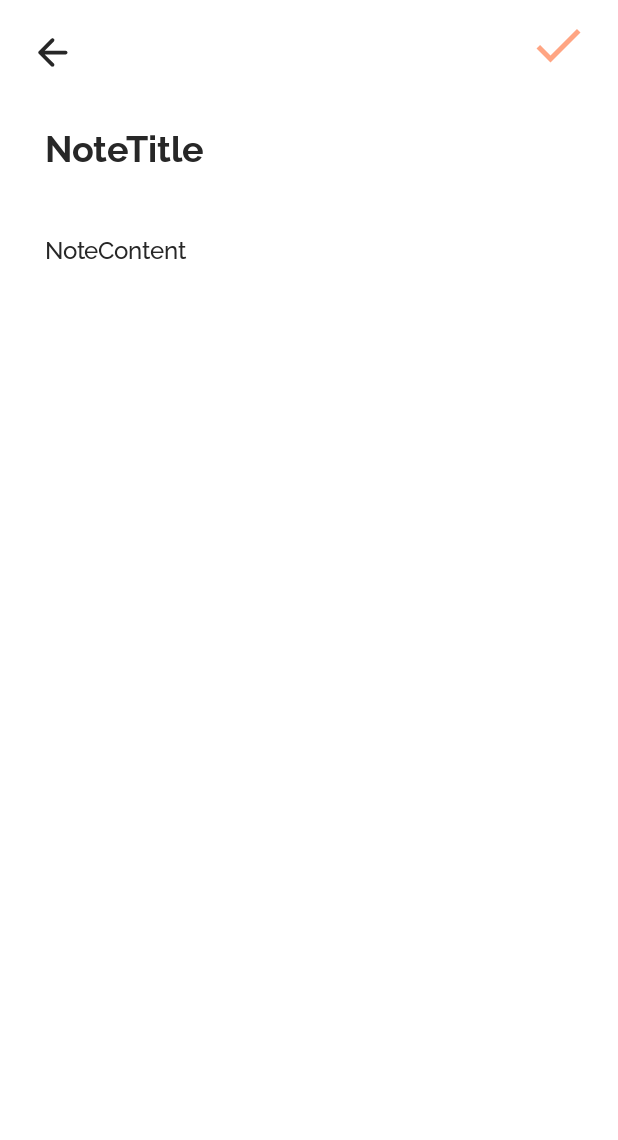
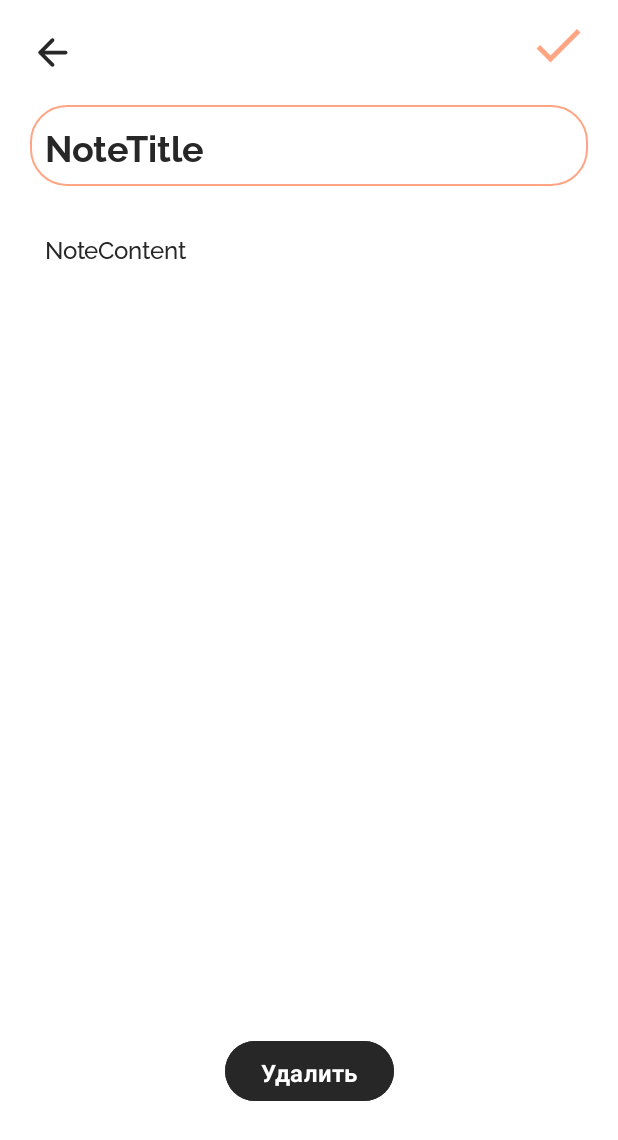
Before and after one commit to Gppovrm/TravelMateApp, an Android app: the layout activity_view_note_data.xml on its own in the app's theme, with its tools: preview values and no code run, on a phone screen of 412 x 824 dp. Shown: the top 1140 px of the screen. Run offline under Robolectric (Android 15) with nearby library versions, the phone set to English and light mode, and no system bars.

Commit message:
Notes with DB. Add, Update and Delete functions access

```diff
--- a/app/src/main/java/com/example/registerwithfirebaseapp/NotesActivity.java
+++ b/app/src/main/java/com/example/registerwithfirebaseapp/NotesActivity.java
@@ -63,6 +63,8 @@ public class NotesActivity extends AppCompatActivity implements NoteCLickListene
             @Override
             public void onDataChange(@NonNull DataSnapshot snapshot) {
 
+                noteModels.clear();
+
                 for(DataSnapshot dataSnapshot1:snapshot.getChildren()){
                     String id = dataSnapshot1.child("id").getValue(String.class);
                     String note_title = dataSnapshot1.child("note_title").getValue(String.class);
--- a/app/src/main/res/layout/activity_view_note_data.xml
+++ b/app/src/main/res/layout/activity_view_note_data.xml
@@ -31,7 +31,7 @@
         android:id="@+id/note_title_view_edit"
         android:layout_width="match_parent"
         android:layout_height="wrap_content"
-        android:background="@drawable/edittext_new_note_bg"
+        android:background="@drawable/rounded_edittext"
         android:padding="10dp"
         android:text="NoteTitle"
         android:textSize="24sp"
@@ -48,9 +48,10 @@
     <EditText
         android:id="@+id/note_content_view_edit"
         android:layout_width="match_parent"
-        android:layout_height="wrap_content"
-        android:background="@drawable/edittext_new_note_bg"
+        android:layout_height="500dp"
+        android:background="@drawable/rounded_edittext"
         android:padding="10dp"
+        android:gravity="left"
         android:text="NoteContent"
         android:textSize="16sp"
         android:fontFamily="@font/raleway_medium"
@@ -62,4 +63,19 @@
         android:layout_marginStart="20dp"
         android:layout_marginEnd="20dp"/>
 
+    <Button
+        android:id="@+id/delete_note_btn"
+        android:layout_width="wrap_content"
+        android:layout_height="wrap_content"
+        android:text="Удалить"
+        android:textSize="16sp"
+        android:fontFamily="@font/raleway_bold"
+        android:textColor="@color/white"
+        android:backgroundTint="@color/black"
+        app:layout_constraintEnd_toEndOf="parent"
+        app:layout_constraintStart_toStartOf="parent"
+        app:layout_constraintBottom_toBottomOf="parent"
+        app:layout_constraintTop_toBottomOf="@+id/note_content_view_edit"
+        android:layout_marginBottom="40dp"/>
+
 </androidx.constraintlayout.widget.ConstraintLayout>
```
Also changed, not shown: app/src/main/java/com/example/registerwithfirebaseapp/ViewNoteDataActivity.java (+20 -1 lines).
